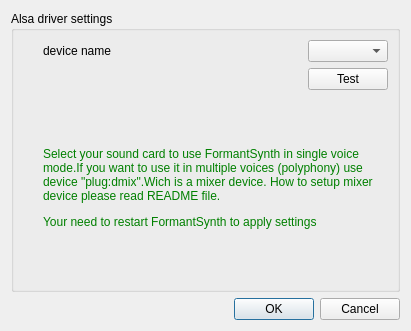
Qt form sounddriverdialog.ui (Warchild33/FormantSynth) before a commit.
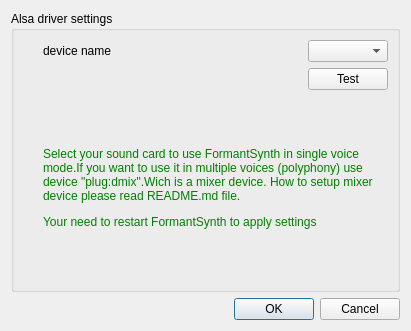
The same form after that commit.

Commit message: non blocking mode for threads

The edit to the form file:
```diff
--- a/sounddriverdialog.ui
+++ b/sounddriverdialog.ui
@@ -79,7 +79,7 @@
       <item row="2" column="1" colspan="3">
        <widget class="QLabel" name="label_2">
         <property name="text">
-         <string>&lt;html&gt;&lt;head/&gt;&lt;body&gt;&lt;p&gt;&lt;span style=&quot; color:#008000;&quot;&gt;Select your sound card to use FormantSynth in single voice mode.If you want to use it in multiple voices (polyphony) use device &amp;quot;plug:dmix&amp;quot;.Wich is a mixer device. How to setup mixer device please read README file. &lt;/span&gt;&lt;/p&gt;&lt;p&gt;&lt;span style=&quot; color:#008000;&quot;&gt;Your need to restart FormantSynth to apply settings&lt;/span&gt;&lt;/p&gt;&lt;/body&gt;&lt;/html&gt;</string>
+         <string>&lt;html&gt;&lt;head/&gt;&lt;body&gt;&lt;p&gt;&lt;span style=&quot; color:#008000;&quot;&gt;Select your sound card to use FormantSynth in single voice mode.If you want to use it in multiple voices (polyphony) use device &amp;quot;plug:dmix&amp;quot;.Wich is a mixer device. How to setup mixer device please read README.md file. &lt;/span&gt;&lt;/p&gt;&lt;p&gt;&lt;span style=&quot; color:#008000;&quot;&gt;Your need to restart FormantSynth to apply settings&lt;/span&gt;&lt;/p&gt;&lt;/body&gt;&lt;/html&gt;</string>
         </property>
         <property name="wordWrap">
          <bool>true</bool>
```
The commit also changes 3 other files.
